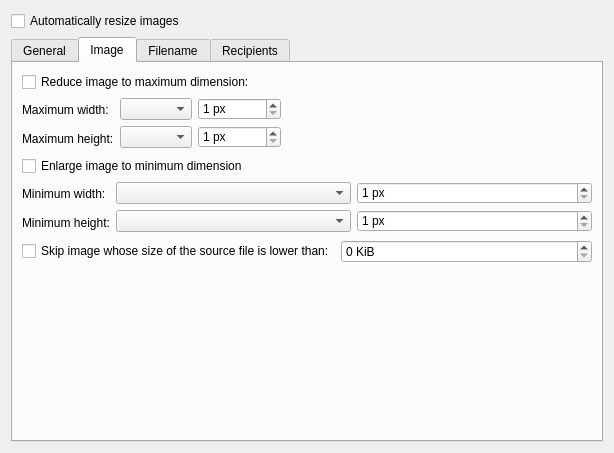
Old version of the form messagecomposer/src/imagescaling/ui/imagescalingwidget.ui in the repository KDE/messagelib.
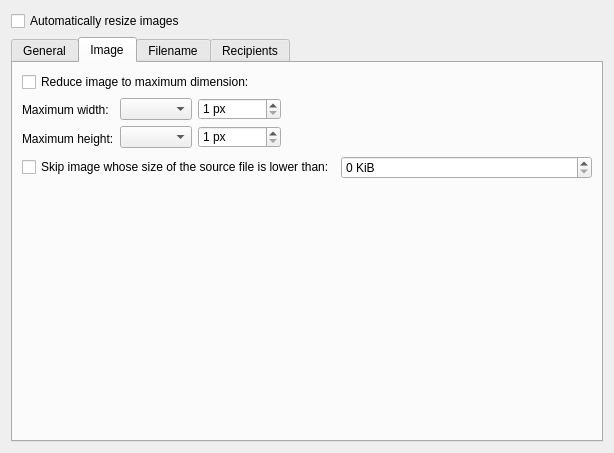
New version of the form. The open tabs and pages were chosen to show the change. Custom widgets are drawn as their Qt base class.

Patch:
```diff
--- a/messagecomposer/src/imagescaling/ui/imagescalingwidget.ui
+++ b/messagecomposer/src/imagescaling/ui/imagescalingwidget.ui
@@ -157,71 +157,6 @@
          </item>
         </layout>
        </item>
-       <item>
-        <widget class="QCheckBox" name="EnlargeImageToMinimum">
-         <property name="text">
-          <string>Enlarge image to minimum dimension</string>
-         </property>
-        </widget>
-       </item>
-       <item>
-        <layout class="QFormLayout" name="formLayout_2">
-         <item row="0" column="0">
-          <layout class="QVBoxLayout" name="verticalLayout_5">
-           <item>
-            <widget class="QLabel" name="label_4">
-             <property name="text">
-              <string>Minimum width:</string>
-             </property>
-            </widget>
-           </item>
-           <item>
-            <widget class="QLabel" name="label_5">
-             <property name="text">
-              <string>Minimum height:</string>
-             </property>
-            </widget>
-           </item>
-          </layout>
-         </item>
-         <item row="0" column="1">
-          <layout class="QGridLayout" name="gridLayout_3">
-           <item row="0" column="0">
-            <widget class="QComboBox" name="CBMinimumWidth"/>
-           </item>
-           <item row="2" column="0">
-            <widget class="QComboBox" name="CBMinimumHeight"/>
-           </item>
-           <item row="0" column="1">
-            <widget class="QSpinBox" name="customMinimumWidth">
-             <property name="suffix">
-              <string> px</string>
-             </property>
-             <property name="minimum">
-              <number>1</number>
-             </property>
-             <property name="maximum">
-              <number>999999</number>
-             </property>
-            </widget>
-           </item>
-           <item row="2" column="1">
-            <widget class="QSpinBox" name="customMinimumHeight">
-             <property name="suffix">
-              <string> px</string>
-             </property>
-             <property name="minimum">
-              <number>1</number>
-             </property>
-             <property name="maximum">
-              <number>999999</number>
-             </property>
-            </widget>
-           </item>
-          </layout>
-         </item>
-        </layout>
-       </item>
        <item>
         <layout class="QHBoxLayout" name="horizontalLayout_2">
          <item>
```
